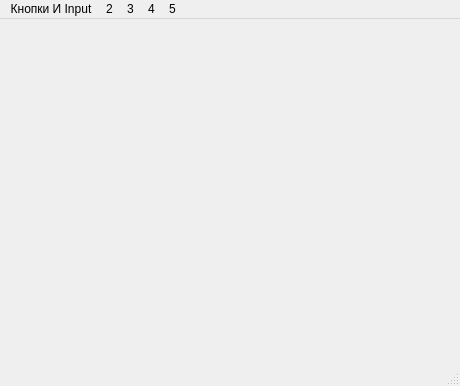
Above: university/semester6/oop/laboratoryWork1/mainwindow.ui from codedarlie/oop-discipline before the change. Below: the same form after it.
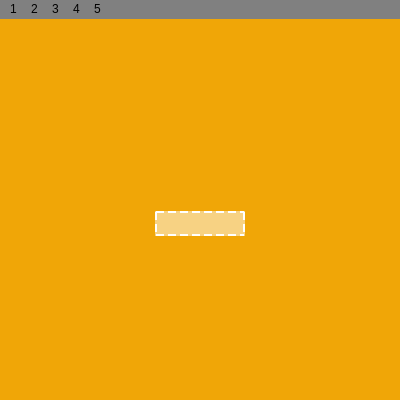
That is the form after the change.

What changed in the file:
```diff
--- a/university/semester6/oop/laboratoryWork1/mainwindow.ui
+++ b/university/semester6/oop/laboratoryWork1/mainwindow.ui
@@ -6,26 +6,101 @@
    <rect>
     <x>0</x>
     <y>0</y>
-    <width>460</width>
-    <height>386</height>
+    <width>400</width>
+    <height>400</height>
    </rect>
   </property>
+  <property name="minimumSize">
+   <size>
+    <width>400</width>
+    <height>400</height>
+   </size>
+  </property>
+  <property name="maximumSize">
+   <size>
+    <width>400</width>
+    <height>16777215</height>
+   </size>
+  </property>
   <property name="windowTitle">
    <string>MainWindow</string>
   </property>
-  <widget class="QWidget" name="centralwidget"/>
+  <property name="autoFillBackground">
+   <bool>false</bool>
+  </property>
+  <property name="styleSheet">
+   <string notr="true">background-color:  #f0a607</string>
+  </property>
+  <property name="documentMode">
+   <bool>false</bool>
+  </property>
+  <widget class="QWidget" name="centralwidget">
+   <layout class="QGridLayout" name="gridLayout">
+    <item row="1" column="0">
+     <widget class="QWidget" name="widget" native="true">
+      <property name="sizePolicy">
+       <sizepolicy hsizetype="Minimum" vsizetype="Minimum">
+        <horstretch>0</horstretch>
+        <verstretch>0</verstretch>
+       </sizepolicy>
+      </property>
+      <property name="minimumSize">
+       <size>
+        <width>90</width>
+        <height>25</height>
+       </size>
+      </property>
+      <property name="maximumSize">
+       <size>
+        <width>90</width>
+        <height>25</height>
+       </size>
+      </property>
+      <property name="baseSize">
+       <size>
+        <width>90</width>
+        <height>25</height>
+       </size>
+      </property>
+      <property name="styleSheet">
+       <string notr="true">border: 2px dashed white;
+background-color: rgba(255, 255, 255, 127);</string>
+      </property>
+     </widget>
+    </item>
+    <item row="0" column="0">
+     <spacer name="verticalSpacer">
+      <property name="orientation">
+       <enum>Qt::Orientation::Vertical</enum>
+      </property>
+      <property name="sizeType">
+       <enum>QSizePolicy::Policy::Fixed</enum>
+      </property>
+      <property name="sizeHint" stdset="0">
+       <size>
+        <width>20</width>
+        <height>50</height>
+       </size>
+      </property>
+     </spacer>
+    </item>
+   </layout>
+  </widget>
   <widget class="QMenuBar" name="menubar">
    <property name="geometry">
     <rect>
      <x>0</x>
      <y>0</y>
-     <width>460</width>
+     <width>400</width>
      <height>23</height>
     </rect>
    </property>
+   <property name="styleSheet">
+    <string notr="true">background-color: gray</string>
+   </property>
    <widget class="QMenu" name="menu_Input">
     <property name="title">
-     <string>Кнопки И Input</string>
+     <string>1</string>
     </property>
    </widget>
    <widget class="QMenu" name="menu2">
```
